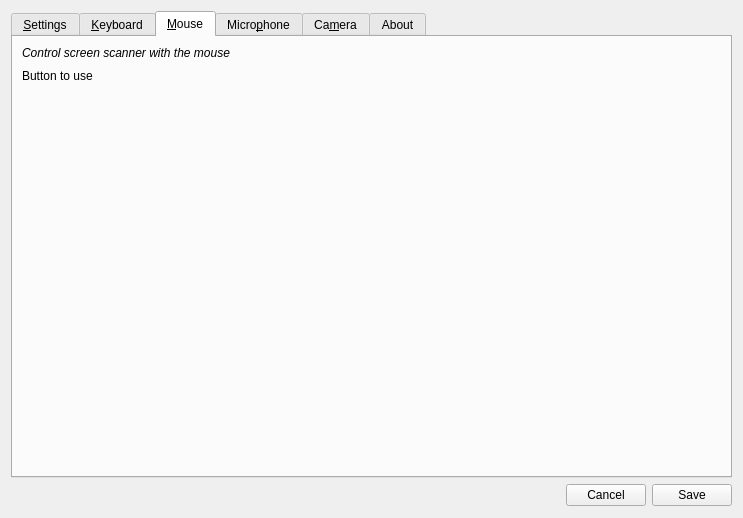
This is src/confWidget.ui in rfernandezfranco/nadir as Qt 5 draws it before an edit. The edited form follows.
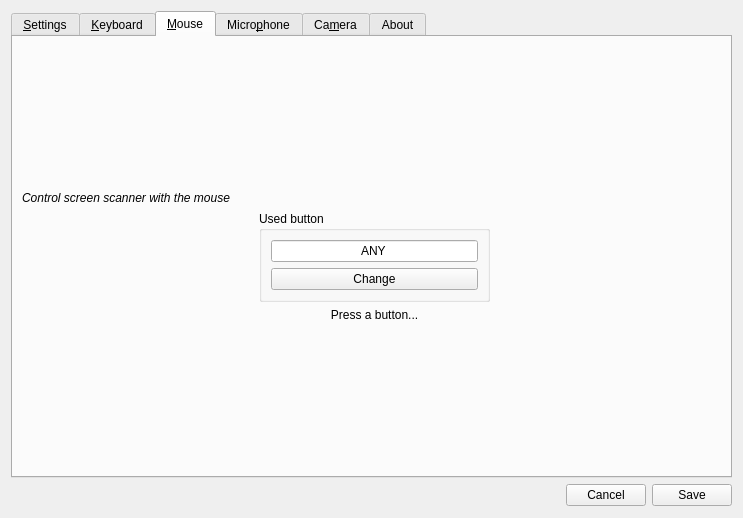
This is the edited form. The open tabs and pages were chosen to show the change. Icons and pictures are not drawn.

Commit message: Center mouse tab controls and hide camera

Diff of the .ui file:
```diff
--- a/src/confWidget.ui
+++ b/src/confWidget.ui
@@ -576,8 +576,8 @@
          </property>
         </widget>
        </item>
-       <item row="3" column="0">
-        <spacer name="verticalSpacer_2">
+       <item row="0" column="1">
+        <spacer name="verticalSpacer_mouse_top">
          <property name="orientation">
           <enum>Qt::Vertical</enum>
          </property>
@@ -590,15 +590,73 @@
         </spacer>
        </item>
        <item row="2" column="0">
-        <widget class="QLabel" name="label_3">
-         <property name="enabled">
-          <bool>true</bool>
+        <spacer name="horizontalSpacer_mouse_left">
+         <property name="orientation">
+          <enum>Qt::Horizontal</enum>
          </property>
+         <property name="sizeHint" stdset="0">
+          <size>
+           <width>40</width>
+           <height>20</height>
+          </size>
+         </property>
+        </spacer>
+       </item>
+       <item row="2" column="1">
+         <widget class="QGroupBox" name="mouseGroupBox">
+          <property name="title">
+           <string>Used button</string>
+          </property>
+          <layout class="QGridLayout" name="gridLayout_mouse">
+           <item row="0" column="0">
+            <widget class="QLineEdit" name="mouseButtonField">
+             <property name="focusPolicy">
+              <enum>Qt::NoFocus</enum>
+             </property>
+             <property name="text">
+              <string>ANY</string>
+             </property>
+             <property name="alignment">
+              <set>Qt::AlignCenter</set>
+             </property>
+             <property name="readOnly">
+              <bool>true</bool>
+             </property>
+            </widget>
+           </item>
+           <item row="1" column="0">
+            <widget class="QPushButton" name="changeButtonButton">
+             <property name="text">
+              <string>Change</string>
+             </property>
+            </widget>
+           </item>
+          </layout>
+         </widget>
+        </item>
+       <item row="3" column="1">
+        <widget class="QLabel" name="pressButtonLabel">
          <property name="text">
-          <string>Button to use</string>
+          <string>Press a button...</string>
+         </property>
+         <property name="alignment">
+          <set>Qt::AlignCenter</set>
          </property>
         </widget>
        </item>
+       <item row="4" column="1">
+        <spacer name="verticalSpacer_mouse_bottom">
+         <property name="orientation">
+          <enum>Qt::Vertical</enum>
+         </property>
+         <property name="sizeHint" stdset="0">
+          <size>
+           <width>20</width>
+           <height>40</height>
+          </size>
+         </property>
+        </spacer>
+       </item>
        <item row="2" column="2">
         <spacer name="horizontalSpacer_2">
          <property name="orientation">
```
Left out of the diff: 55 changed lines with no effect on the pictures. The commit also changes 18 other files.
